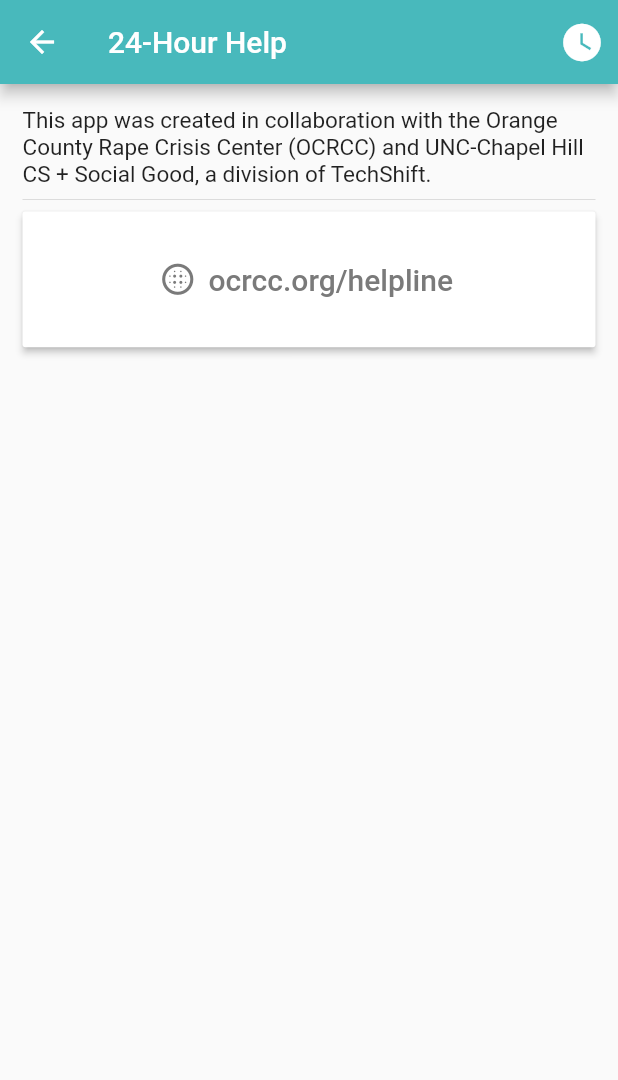
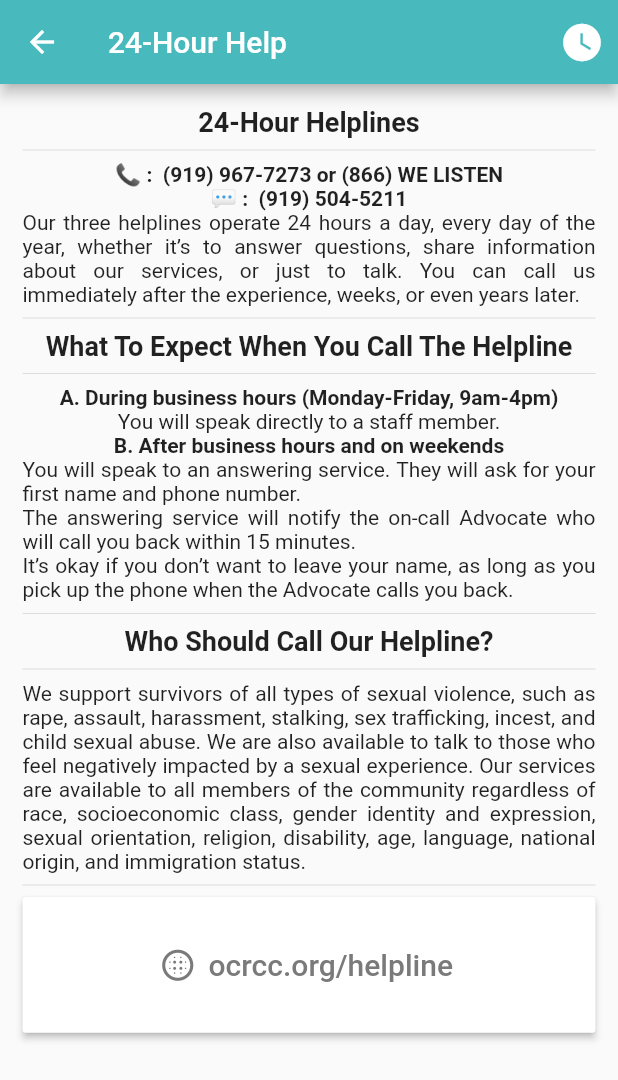
Before and after one commit to cssgunc/flutter_ocrcc, a Flutter app: the Resources24HourPage screen opened by its route, on a phone screen of 412 x 824 dp. Shown: the top 1080 px of the screen. Run offline on Flutter 3.47's test engine with Material 2 defaults, Android fonts, the phone set to English and light mode, and no system bars; our stand-ins replace google_maps_flutter, table_calendar.

Commit message:
Added all 24-hour helpline info w/ init formatting

```diff
--- a/lib/main.dart
+++ b/lib/main.dart
@@ -13,7 +13,7 @@ import 'resources_advocacy.dart';
 void main() => runApp(MyApp());
 //  TODO: Add app icon
 //  TODO: https://flutter.dev/docs/development/ui/splash-screen/android-splash-screen
-//  TODO: Add fonts (Josefin Sans, Sans-Serif) https://pub.dev/packages/google_fonts
+//  TODO: Add fonts (Josefin Sans, Sans-Serif) https://pub.dev/packages/google_fonts => (https://flutter.dev/docs/cookbook/design/fonts)
 //  TODO: Add password and app lock
 class MyApp extends StatelessWidget {
   @override
--- a/lib/resources_24hour.dart
+++ b/lib/resources_24hour.dart
@@ -41,15 +41,74 @@ class _Resources24HourPageState extends State<Resources24HourPage> {
           )
         ],
       ),
-      body: Padding(
+      body: SingleChildScrollView(
         padding: EdgeInsets.symmetric(vertical: 15.0, horizontal: 15.0),
         child: Column(
           mainAxisAlignment: MainAxisAlignment.start,
           children: <Widget>[
             Text(
-              'This app was created in collaboration with the Orange County Rape Crisis Center (OCRCC) and UNC-Chapel Hill CS + Social Good, a division of TechShift.',
-              style: TextStyle(fontSize: 15.0),
-              textAlign: TextAlign.left,
+              '24-Hour Helplines',
+              style: TextStyle(fontSize: 18.0, fontWeight: FontWeight.bold),
+              textAlign: TextAlign.justify,
+            ),
+            Divider(),
+            Text(
+              '📞 :  (919) 967-7273 or (866) WE LISTEN',
+              style: TextStyle(fontWeight: FontWeight.bold),
+              textAlign: TextAlign.justify,
+            ),
+            Text(
+              '💬 :  (919) 504-5211',
+              style: TextStyle(fontWeight: FontWeight.bold),
+              textAlign: TextAlign.justify,
+            ),
+            Text(
+              'Our three helplines operate 24 hours a day, every day of the year, whether it’s to answer questions, share information about our services, or just to talk.  You can call us immediately after the experience, weeks, or even years later.',
+              textAlign: TextAlign.justify,
+            ),
+            Divider(),
+            Text(
+              'What To Expect When You Call The Helpline',
+              style: TextStyle(fontSize: 18.0, fontWeight: FontWeight.bold),
+              textAlign: TextAlign.justify,
+            ),
+            Divider(),
+            Text(
+              'A. During business hours (Monday-Friday, 9am-4pm)',
+              style: TextStyle(fontSize: 14.0, fontWeight: FontWeight.bold),
+              textAlign: TextAlign.justify,
+            ),
+            Text(
+              'You will speak directly to a staff member.',
+              textAlign: TextAlign.justify,
+            ),
+            Text(
+              'B. After business hours and on weekends',
+              style: TextStyle(fontSize: 14.0, fontWeight: FontWeight.bold),
+              textAlign: TextAlign.justify,
+            ),
+            Text(
+              'You will speak to an answering service. They will ask for your first name and phone number.',
+              textAlign: TextAlign.justify,
+            ),
+            Text(
+              'The answering service will notify the on-call Advocate who will call you back within 15 minutes.',
+              textAlign: TextAlign.justify,
+            ),
+            Text(
+              'It’s okay if you don’t want to leave your name, as long as you pick up the phone when the Advocate calls you back.',
+              textAlign: TextAlign.justify,
+            ),
+            Divider(),
+            Text(
+              'Who Should Call Our Helpline?',
+              style: TextStyle(fontSize: 18.0, fontWeight: FontWeight.bold),
+              textAlign: TextAlign.justify,
+            ),
+            Divider(),
+            Text(
+              'We support survivors of all types of sexual violence, such as rape, assault, harassment, stalking, sex trafficking, incest, and child sexual abuse. We are also available to talk to those who feel negatively impacted by a sexual experience. Our services are available to all members of the community regardless of race, socioeconomic class, gender identity and expression, sexual orientation, religion, disability, age, language, national origin, and immigration status.',
+              textAlign: TextAlign.justify,
             ),
             Divider(),
             SizedBox(
```
